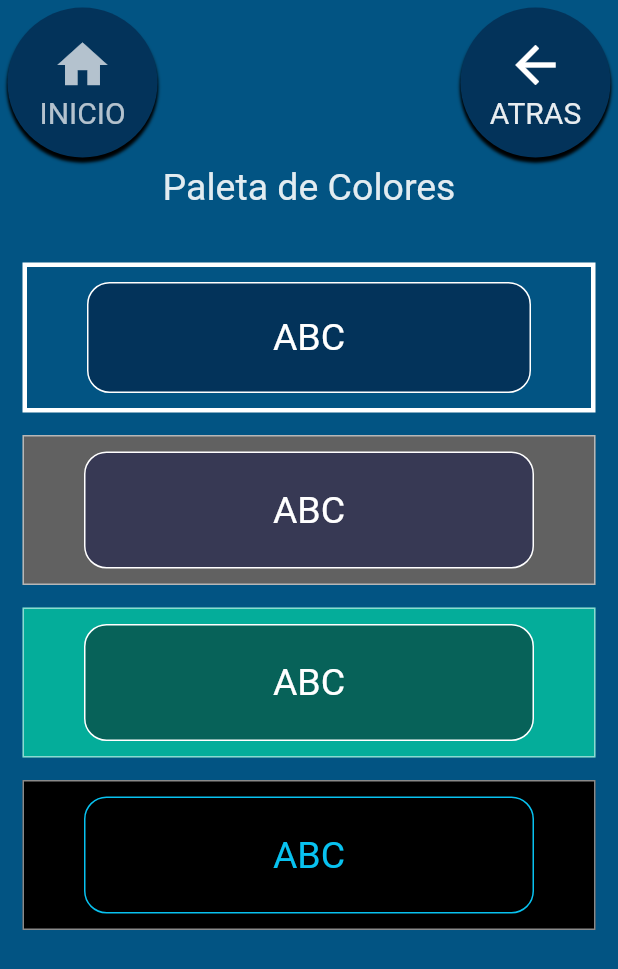
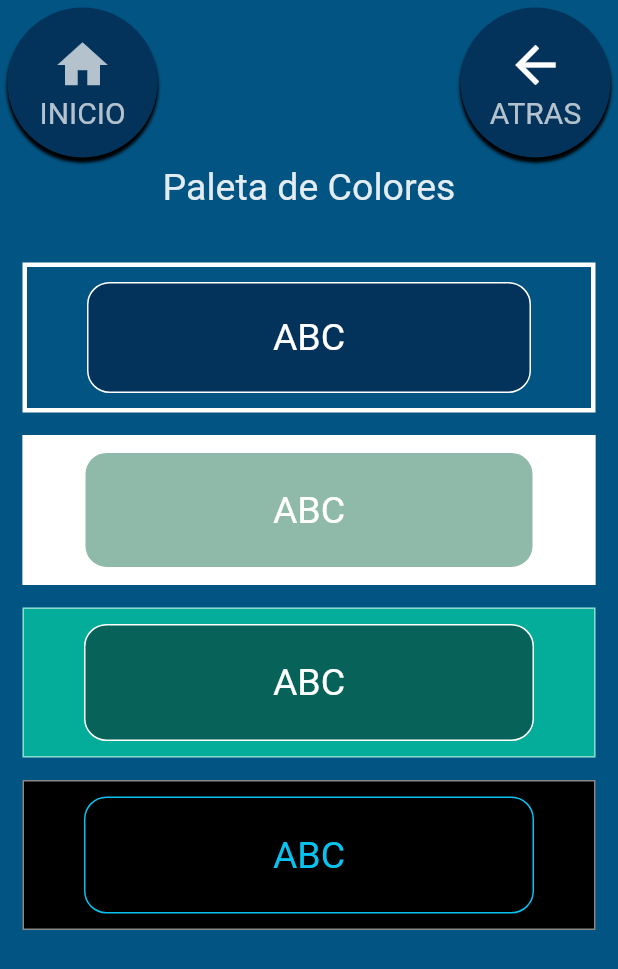
Before and after one commit to hualde666/piproyNuevo, a Flutter app: the PaletaPage screen opened directly, on a phone screen of 412 x 824 dp. Shown: the top 969 px of the screen. Run offline on Flutter 3.47's test engine with Material 2 defaults, Android fonts, the phone set to English and light mode, and no system bars; our stand-ins replace audioplayers, contacts_service, location, permission_handler, shared_preferences, sqflite and 1 more; missing offline and left inert: device_apps, flutter_phone_direct_caller, telephony; accounts and stored records are empty.

Commit message:
colors sade con texto blanco

```diff
--- a/lib/scr/definicion/thema_colores.dart
+++ b/lib/scr/definicion/thema_colores.dart
@@ -42,8 +42,8 @@ ThemeData themaApi(String color) {
         //  255, 225, 217, 217), //Color.fromARGB(255, 251, 246, 240),
         //Colors.grey[800], //  Color.fromRGBO(55, 57, 84, 1.0),
         textTheme: TextTheme(
-            bodyText1: TextStyle(color: Colors.black),
-            bodyText2: TextStyle(color: Colors.black)),
+            bodyText1: TextStyle(color: Colors.white),
+            bodyText2: TextStyle(color: Colors.white)),
         iconTheme: IconThemeData(color: Colors.white, size: 40),
         elevatedButtonTheme: ElevatedButtonThemeData(
             style: ElevatedButton.styleFrom(
--- a/lib/scr/pages/paletta_colores.dart
+++ b/lib/scr/pages/paletta_colores.dart
@@ -13,7 +13,7 @@ class PaletaPage extends StatelessWidget {
       SizedBox(
         height: 5,
       ),
-      colores(context, Colors.grey[700], Color.fromRGBO(55, 57, 84, 1.0),
+      colores(context, Colors.white, Color.fromARGB(255, 143, 185, 168),
           Colors.white, 2),
       SizedBox(
         height: 5,
--- a/lib/scr/pages/select_ayuda.dart
+++ b/lib/scr/pages/select_ayuda.dart
@@ -128,7 +128,8 @@ class SelecionAyuda extends StatelessWidget {
         child: Center(
           child: Text(
             titulo,
-            style: TextStyle(fontSize: 25),
+            style:
+                TextStyle(fontSize: 25, color: Theme.of(context).primaryColor),
             textAlign: TextAlign.center,
           ),
         ),
--- a/lib/scr/widgets/contactos_card.dart
+++ b/lib/scr/widgets/contactos_card.dart
@@ -47,7 +47,7 @@ class _TarjetaContacto2 extends State<TarjetaContacto2> {
         ? GestureDetector(
             child: Container(
               height: oneTap ? 225 : 92,
-              margin: EdgeInsets.symmetric(horizontal: 2, vertical: 2.0),
+              margin: EdgeInsets.symmetric(horizontal: 5, vertical: 2.0),
               child: Column(
                 mainAxisAlignment: MainAxisAlignment.start,
                 children: [
```
Also changed, not shown: lib/scr/widgets/boton_verde.dart (+10 -4 lines), 1 other file.
